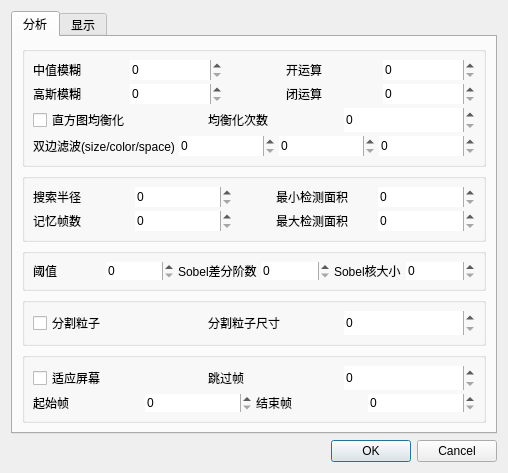
Qt form src/ui/settings.ui (alchemist1234/QTracker2) before a commit.
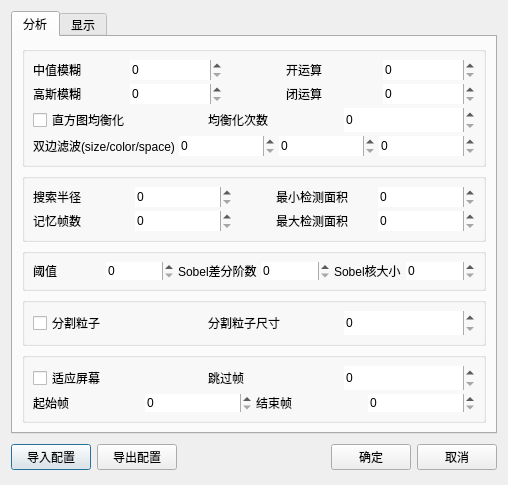
The same form after that commit. Custom widgets are drawn as their Qt base class.

Commit message: 配置数据优化，配置导入/导出

Patch:
```diff
--- a/src/ui/settings.ui
+++ b/src/ui/settings.ui
@@ -16,7 +16,7 @@
   <property name="modal">
    <bool>true</bool>
   </property>
-  <layout class="QVBoxLayout" name="verticalLayout">
+  <layout class="QVBoxLayout" name="verticalLayout" stretch="0,0">
    <property name="sizeConstraint">
     <enum>QLayout::SizeConstraint::SetFixedSize</enum>
    </property>
@@ -881,14 +881,55 @@
     </widget>
    </item>
    <item>
-    <widget class="QDialogButtonBox" name="buttonBox">
-     <property name="orientation">
-      <enum>Qt::Orientation::Horizontal</enum>
+    <layout class="QHBoxLayout" name="horizontalLayout_16">
+     <property name="topMargin">
+      <number>4</number>
      </property>
-     <property name="standardButtons">
-      <set>QDialogButtonBox::StandardButton::Cancel|QDialogButtonBox::StandardButton::Ok</set>
+     <property name="bottomMargin">
+      <number>4</number>
      </property>
-    </widget>
+     <item>
+      <widget class="QPushButton" name="btn_load_settings">
+       <property name="text">
+        <string>导入配置</string>
+       </property>
+      </widget>
+     </item>
+     <item>
+      <widget class="QPushButton" name="btn_save_settings">
+       <property name="text">
+        <string>导出配置</string>
+       </property>
+      </widget>
+     </item>
+     <item>
+      <spacer name="horizontalSpacer_9">
+       <property name="orientation">
+        <enum>Qt::Orientation::Horizontal</enum>
+       </property>
+       <property name="sizeHint" stdset="0">
+        <size>
+         <width>40</width>
+         <height>20</height>
+        </size>
+       </property>
+      </spacer>
+     </item>
+     <item>
+      <widget class="QPushButton" name="btn_ok">
+       <property name="text">
+        <string>确定</string>
+       </property>
+      </widget>
+     </item>
+     <item>
+      <widget class="QPushButton" name="btn_cancel">
+       <property name="text">
+        <string>取消</string>
+       </property>
+      </widget>
+     </item>
+    </layout>
    </item>
   </layout>
  </widget>
```
Left out of the diff: 35 changed lines with no effect on the pictures. The commit also changes 12 other files.
